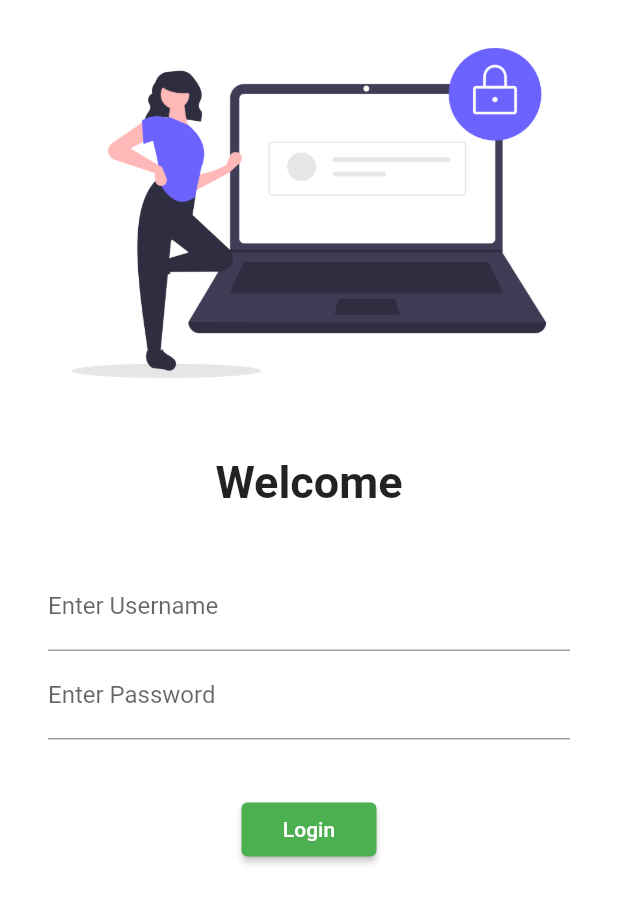
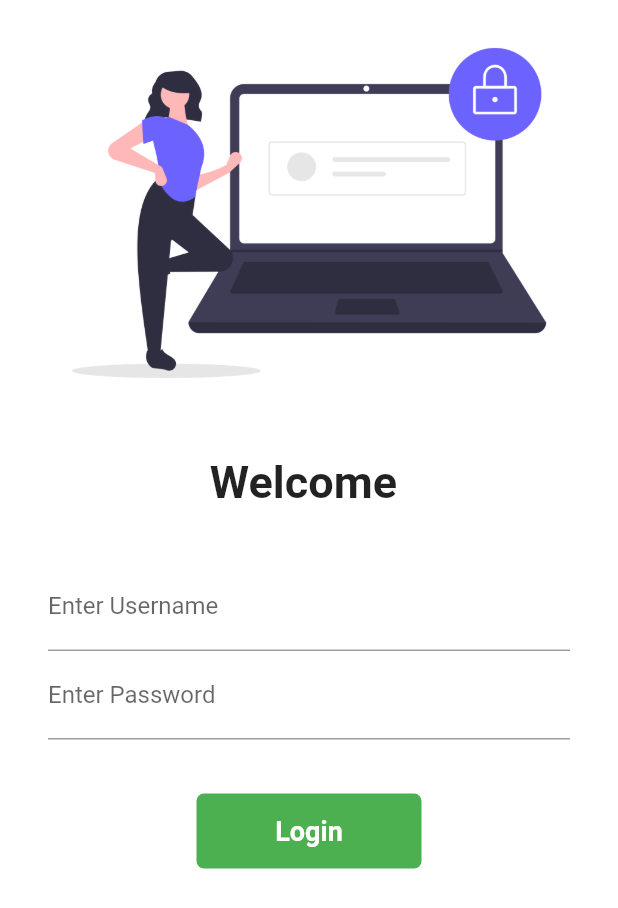
Before and after one commit to awnish462/30DaysOfFlutter, a Flutter app: the screen it shows after launch, on a phone screen of 412 x 824 dp. Shown: the top 908 px of the screen. Run offline on Flutter 3.47's test engine with Material 2 defaults, Android fonts, the phone set to English and light mode, and no system bars.

Commit message:
Day 6 completed

```diff
--- a/lib/pages/login_page.dart
+++ b/lib/pages/login_page.dart
@@ -1,11 +1,22 @@
 // ignore_for_file: prefer_const_constructors
+
+// import 'dart:ffi';
+// ignore: avoid_web_libraries_in_flutter
+// import 'dart:html';
 
 import 'package:flutter/material.dart';
 import 'package:flutter_catelog/utilities/routes.dart';
 
-class LoginPage extends StatelessWidget {
+class LoginPage extends StatefulWidget {
   const LoginPage({Key? key}) : super(key: key);
 
+  @override
+  State<LoginPage> createState() => _LoginPageState();
+}
+
+class _LoginPageState extends State<LoginPage> {
+  String Name = "";
+  bool changeButton = false;
   @override
   Widget build(BuildContext context) {
     return Material(
@@ -20,8 +31,8 @@ class LoginPage extends StatelessWidget {
               const SizedBox(
                 height: 20,
               ),
-              const Text(
-                "Welcome",
+              Text(
+                "Welcome $Name",
                 style: TextStyle(fontSize: 30, fontWeight: FontWeight.bold),
               ),
               // ignore: prefer_const_constructors
@@ -38,6 +49,10 @@ class LoginPage extends StatelessWidget {
                       decoration: InputDecoration(
                           hintText: "Enter Username",
                           labelText: "Enter Username"),
+                      onChanged: (value) {
+                        Name = value;
+                        setState(() {});
+                      },
                     ),
                     TextFormField(
                       obscureText: true,
@@ -53,16 +68,46 @@ class LoginPage extends StatelessWidget {
               SizedBox(
                 height: 20,
               ),
-              ElevatedButton(
-                child: Text("Login"),
-                style: TextButton.styleFrom(
-                  padding: EdgeInsets.all(10),
-                  minimumSize: Size(90, 35),
-                ),
-                onPressed: () {
-                  Navigator.pushNamed(context, MyRoutes.homeRoute);
-                },
-              )
+              // ElevatedButton(
+              //   child: Text("Login"),
+              //   style: TextButton.styleFrom(
+              //     padding: EdgeInsets.all(10),
+              //     minimumSize: Size(90, 35),
+              //   ),
+              //   onPressed: () {
+              //     Navigator.pushNamed(context, MyRoutes.homeRoute);
+              //   },
+              // )
+              InkWell(
+                  onTap: () async {
+                    setState(() {
+                      changeButton = true;
+                    });
+                    await Future.delayed(Duration(seconds: 1));
+                    Navigator.pushNamed(context, MyRoutes.homeRoute);
+                  },
+                  child: AnimatedContainer(
+                    duration: Duration(seconds: 1),
+                    width: changeButton ? 50 : 150,
+                    height: 50,
+                    // color: Colors.deepPurple,
+                    alignment: Alignment.center,
+                    // ignore: sort_child_properties_last
+                    child: changeButton?Icon(Icons.done,color:Colors.white): Text(
+                      "Login",
+                      style: TextStyle(
+                          color: Colors.white,
+                          fontWeight: FontWeight.bold,
+                          fontSize: 18),
+                    ),
+                    decoration: BoxDecoration(
+                      color: Colors.green,
+                      // shape:
+                          // changeButton ? BoxShape.circle : BoxShape.rectangle,
+                      borderRadius:
+                          BorderRadius.circular(changeButton ? 50 : 5),
+                    ),
+                  )),
             ],
           ),
         ));
```
